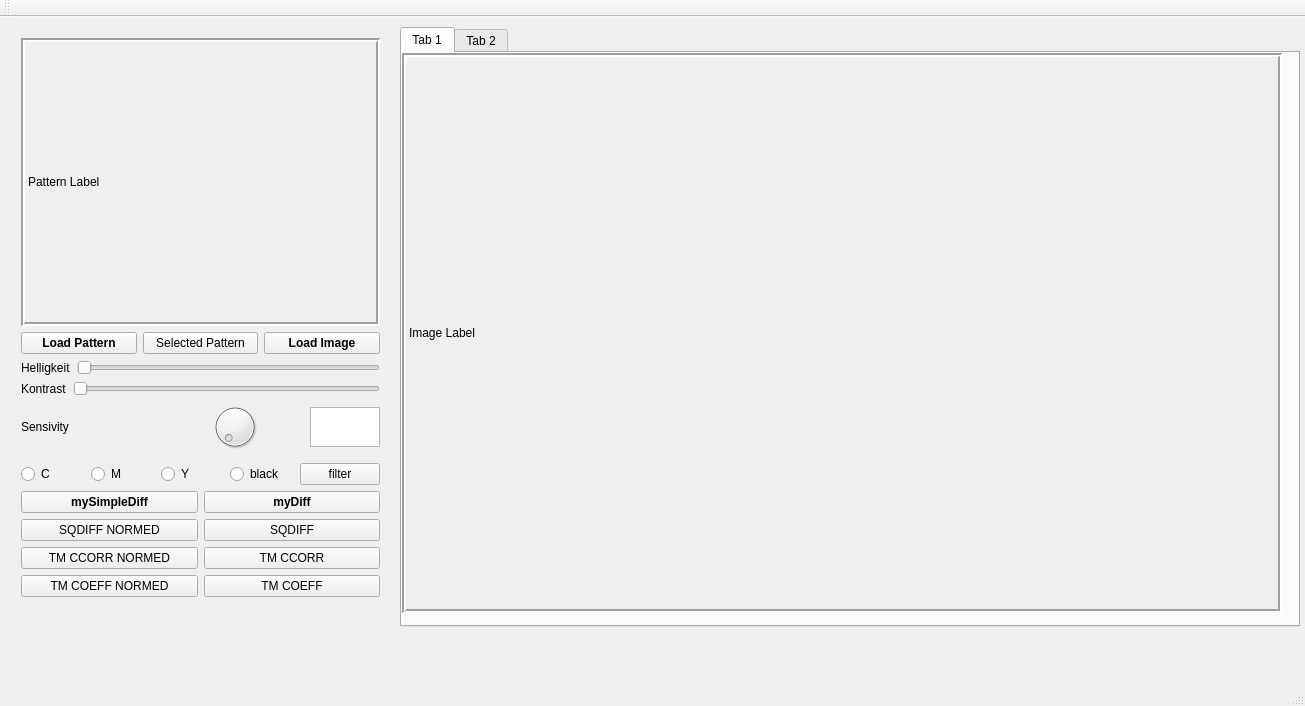
Qt form mainwindow.ui (resa89/dropmatrixmatcher) before a commit.
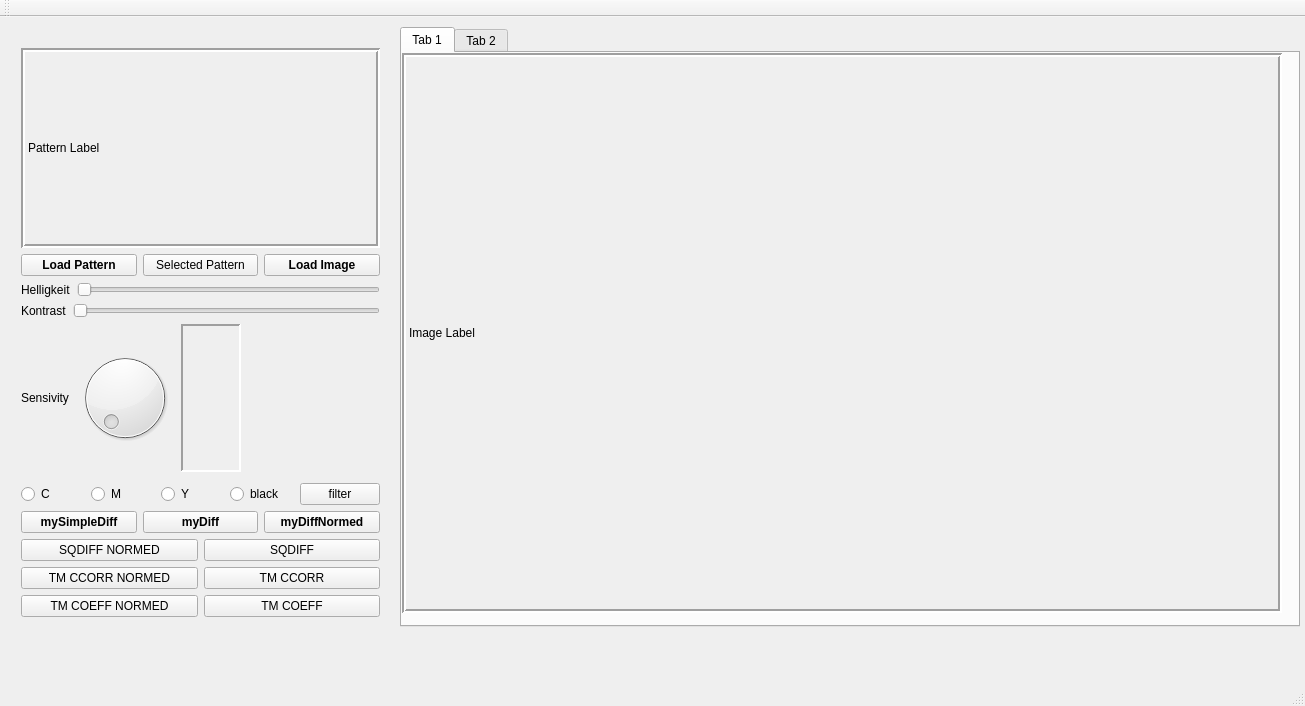
The same form after that commit. Custom widgets are drawn as their Qt base class.

Commit message:
Add functionality for 3 own matching Buttons and show sensibility value I'm UI.
- add own normed matching functionality
- split matching into 3 own methods (6,7,8)
- show sensibility value in UI

Patch:
```diff
--- a/mainwindow.ui
+++ b/mainwindow.ui
@@ -123,13 +123,13 @@
      </widget>
     </widget>
    </widget>
-   <widget class="QWidget" name="">
+   <widget class="QWidget" name="layoutWidget">
     <property name="geometry">
      <rect>
       <x>10</x>
-      <y>10</y>
+      <y>20</y>
       <width>381</width>
-      <height>581</height>
+      <height>591</height>
      </rect>
     </property>
     <layout class="QVBoxLayout" name="verticalLayout">
@@ -244,15 +244,40 @@
         <widget class="QDial" name="dial"/>
        </item>
        <item>
-        <widget class="QPlainTextEdit" name="sensivityValueText">
-         <property name="maximumSize">
+        <widget class="QLabel" name="sensivityValueText">
+         <property name="minimumSize">
           <size>
-           <width>70</width>
-           <height>40</height>
+           <width>60</width>
+           <height>0</height>
           </size>
          </property>
+         <property name="frameShape">
+          <enum>QFrame::Panel</enum>
+         </property>
+         <property name="frameShadow">
+          <enum>QFrame::Sunken</enum>
+         </property>
+         <property name="lineWidth">
+          <number>2</number>
+         </property>
+         <property name="text">
+          <string/>
+         </property>
         </widget>
        </item>
+       <item>
+        <spacer name="horizontalSpacer">
+         <property name="orientation">
+          <enum>Qt::Horizontal</enum>
+         </property>
+         <property name="sizeHint" stdset="0">
+          <size>
+           <width>40</width>
+           <height>20</height>
+          </size>
+         </property>
+        </spacer>
+       </item>
       </layout>
      </item>
      <item>
@@ -338,6 +363,19 @@
          </property>
         </widget>
        </item>
+       <item>
+        <widget class="QPushButton" name="findButton8">
+         <property name="font">
+          <font>
+           <weight>75</weight>
+           <bold>true</bold>
+          </font>
+         </property>
+         <property name="text">
+          <string>myDiffNormed</string>
+         </property>
+        </widget>
+       </item>
       </layout>
      </item>
      <item>
```
Left out of the diff: 9 changed lines with no effect on the pictures. The commit also changes 4 other files.
